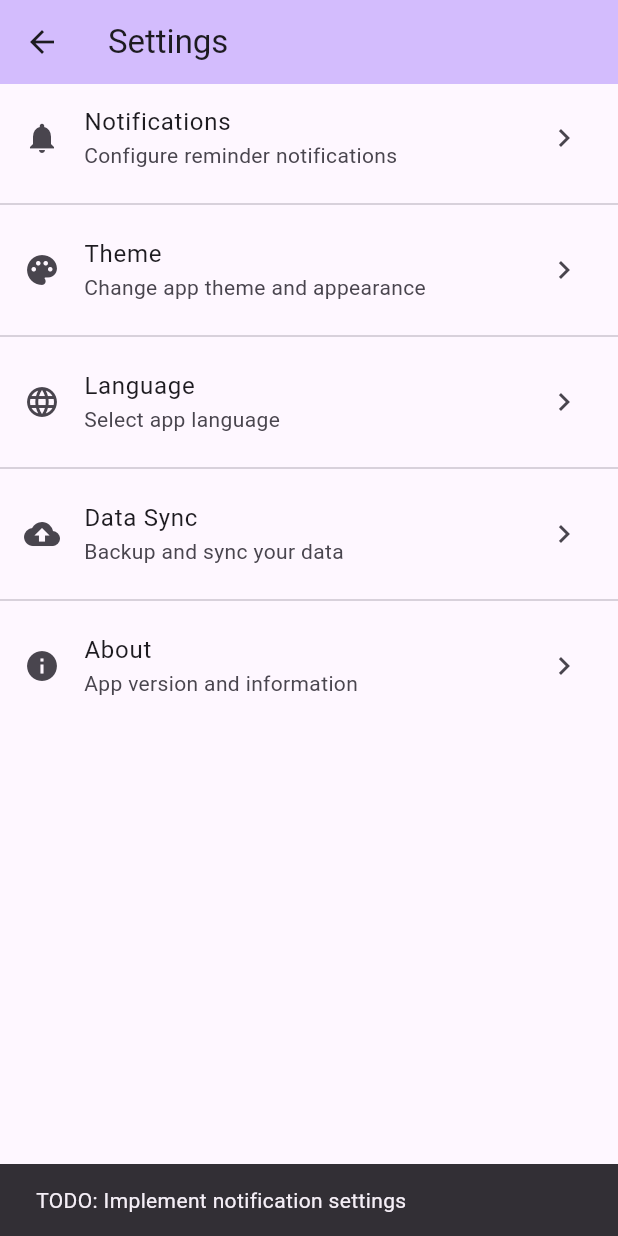
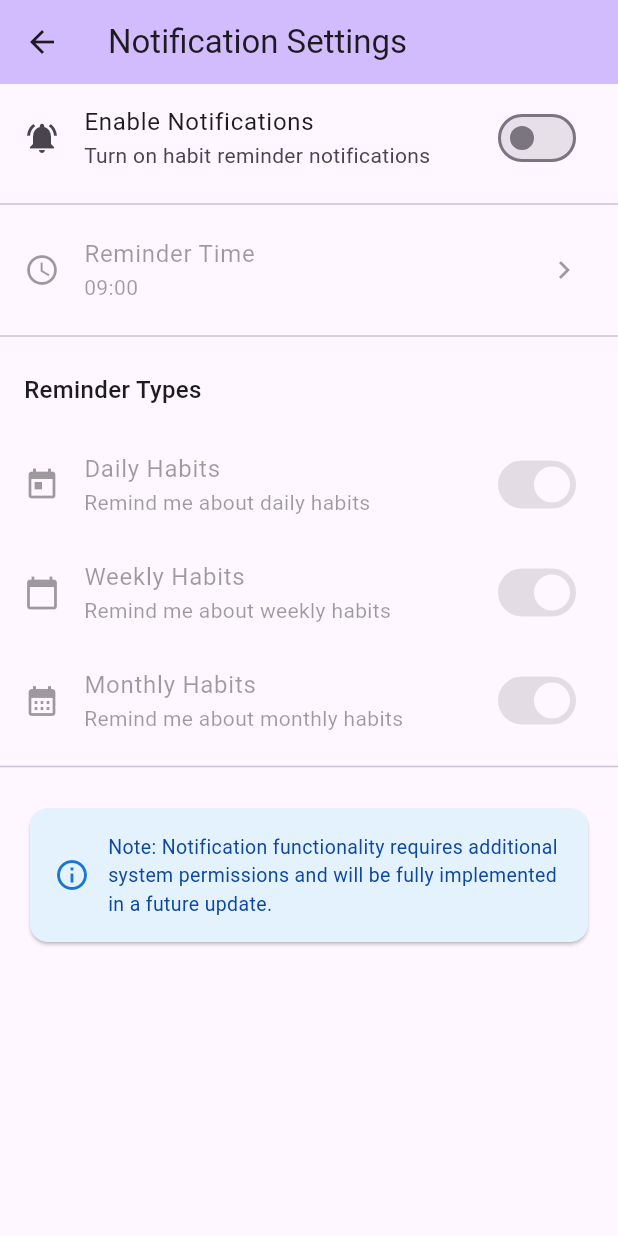
Before and after one commit to fahmed93/habits, a Flutter app: the SettingsScreen screen opened directly, after a tap on "Notifications", on a phone screen of 412 x 824 dp. Run offline on Flutter 3.47's test engine with Material 3 defaults, Android fonts, the phone set to English and light mode, and no system bars; our stand-ins replace firebase_auth, firebase_core, google_sign_in, shared_preferences, sign_in_with_apple; accounts and stored records are empty.

Commit message:
Implement notification settings page with model, service, and UI
Co-authored-by: fahmed93 <4407704+fahmed93@users.noreply.github.com>

```diff
--- /dev/null
+++ b/lib/models/notification_settings.dart
@@ -0,0 +1,54 @@
+class NotificationSettings {
+  final bool enabled;
+  final String reminderTime; // Format: "HH:mm"
+  final bool dailyReminder;
+  final bool weeklyReminder;
+  final bool monthlyReminder;
+
+  const NotificationSettings({
+    this.enabled = false,
+    this.reminderTime = '09:00',
+    this.dailyReminder = true,
+    this.weeklyReminder = true,
+    this.monthlyReminder = true,
+  });
+
+  // Convert to JSON for storage
+  Map<String, dynamic> toJson() {
+    return {
+      'enabled': enabled,
+      'reminderTime': reminderTime,
+      'dailyReminder': dailyReminder,
+      'weeklyReminder': weeklyReminder,
+      'monthlyReminder': monthlyReminder,
+    };
+  }
+
+  // Create from JSON
+  factory NotificationSettings.fromJson(Map<String, dynamic> json) {
+    return NotificationSettings(
+      enabled: json['enabled'] ?? false,
+      reminderTime: json['reminderTime'] ?? '09:00',
+      dailyReminder: json['dailyReminder'] ?? true,
+      weeklyReminder: json['weeklyReminder'] ?? true,
+      monthlyReminder: json['monthlyReminder'] ?? true,
+    );
+  }
+
+  // Create a copy with updated fields
+  NotificationSettings copyWith({
+    bool? enabled,
+    String? reminderTime,
+    bool? dailyReminder,
+    bool? weeklyReminder,
+    bool? monthlyReminder,
+  }) {
+    return NotificationSettings(
+      enabled: enabled ?? this.enabled,
+      reminderTime: reminderTime ?? this.reminderTime,
+      dailyReminder: dailyReminder ?? this.dailyReminder,
+      weeklyReminder: weeklyReminder ?? this.weeklyReminder,
+      monthlyReminder: monthlyReminder ?? this.monthlyReminder,
+    );
+  }
+}
--- a/lib/screens/main_navigation_screen.dart
+++ b/lib/screens/main_navigation_screen.dart
@@ -128,7 +128,8 @@ class _MainNavigationScreenState extends State<MainNavigationScreen> {
   void _navigateToSettings() {
     Navigator.push(
       context,
-      MaterialPageRoute(builder: (context) => const SettingsScreen()),
+      MaterialPageRoute(
+          builder: (context) => SettingsScreen(userId: widget.userId)),
     );
   }
 
--- /dev/null
+++ b/lib/screens/notification_settings_screen.dart
@@ -0,0 +1,177 @@
+import 'package:flutter/material.dart';
+import '../models/notification_settings.dart';
+import '../services/notification_settings_service.dart';
+
+class NotificationSettingsScreen extends StatefulWidget {
+  final String? userId;
+
+  const NotificationSettingsScreen({super.key, this.userId});
+
+  @override
+  State<NotificationSettingsScreen> createState() =>
+      _NotificationSettingsScreenState();
+}
+
+class _NotificationSettingsScreenState
+    extends State<NotificationSettingsScreen> {
+  late final NotificationSettingsService _service;
+  NotificationSettings _settings = const NotificationSettings();
+  bool _isLoading = true;
+
+  @override
+  void initState() {
+    super.initState();
+    _service = NotificationSettingsService(userId: widget.userId);
+    _loadSettings();
+  }
+
+  Future<void> _loadSettings() async {
+    final settings = await _service.loadSettings();
+    setState(() {
+      _settings = settings;
+      _isLoading = false;
+    });
+  }
+
+  Future<void> _saveSettings(NotificationSettings newSettings) async {
+    await _service.saveSettings(newSettings);
+    setState(() {
+      _settings = newSettings;
+    });
+  }
+
+  Future<void> _selectTime() async {
+    final timeParts = _settings.reminderTime.split(':');
+    final initialTime = TimeOfDay(
+      hour: int.parse(timeParts[0]),
+      minute: int.parse(timeParts[1]),
+    );
+
+    final TimeOfDay? picked = await showTimePicker(
+      context: context,
+      initialTime: initialTime,
+    );
+
+    if (picked != null) {
+      final timeString =
+          '${picked.hour.toString().padLeft(2, '0')}:${picked.minute.toString().padLeft(2, '0')}';
+      await _saveSettings(_settings.copyWith(reminderTime: timeString));
+    }
+  }
+
+  @override
+  Widget build(BuildContext context) {
+    if (_isLoading) {
+      return Scaffold(
+        appBar: AppBar(
+          backgroundColor: Theme.of(context).colorScheme.inversePrimary,
+          title: const Text('Notification Settings'),
+        ),
+        body: const Center(
+          child: CircularProgressIndicator(),
+        ),
+      );
+    }
+
+    return Scaffold(
+      appBar: AppBar(
+        backgroundColor: Theme.of(context).colorScheme.inversePrimary,
+        title: const Text('Notification Settings'),
+      ),
+      body: ListView(
+        children: [
+          SwitchListTile(
+            secondary: const Icon(Icons.notifications_active),
+            title: const Text('Enable Notifications'),
+            subtitle: const Text('Turn on habit reminder notifications'),
+            value: _settings.enabled,
+            onChanged: (value) {
+              _saveSettings(_settings.copyWith(enabled: value));
+            },
+          ),
+          const Divider(),
+          ListTile(
+            leading: const Icon(Icons.access_time),
+            title: const Text('Reminder Time'),
+            subtitle: Text(_settings.reminderTime),
+            trailing: const Icon(Icons.chevron_right),
+            enabled: _settings.enabled,
+            onTap: _settings.enabled ? _selectTime : null,
+          ),
+          const Divider(),
+          const Padding(
+            padding: EdgeInsets.all(16.0),
+            child: Text(
+              'Reminder Types',
+              style: TextStyle(
+                fontSize: 16,
+                fontWeight: FontWeight.w500,
+              ),
+            ),
+          ),
+          SwitchListTile(
+            secondary: const Icon(Icons.today),
+            title: const Text('Daily Habits'),
+            subtitle: const Text('Remind me about daily habits'),
+            value: _settings.dailyReminder,
+            onChanged: _settings.enabled
+                ? (value) {
+                    _saveSettings(_settings.copyWith(dailyReminder: value));
+                  }
+                : null,
+          ),
+          SwitchListTile(
+            secondary: const Icon(Icons.calendar_today),
+            title: const Text('Weekly Habits'),
+            subtitle: const Text('Remind me about weekly habits'),
+            value: _settings.weeklyReminder,
+            onChanged: _settings.enabled
+                ? (value) {
+                    _saveSettings(_settings.copyWith(weeklyReminder: value));
+                  }
+                : null,
+          ),
+          SwitchListTile(
+            secondary: const Icon(Icons.calendar_month),
+            title: const Text('Monthly Habits'),
+            subtitle: const Text('Remind me about monthly habits'),
+            value: _settings.monthlyReminder,
+            onChanged: _settings.enabled
+                ? (value) {
+                    _saveSettings(_settings.copyWith(monthlyReminder: value));
+                  }
+                : null,
+          ),
+          const Divider(),
+          Padding(
+            padding: const EdgeInsets.all(16.0),
+            child: Card(
+              color: Colors.blue.shade50,
+              child: Padding(
+                padding: const EdgeInsets.all(16.0),
+                child: Row(
+                  children: [
+                    Icon(
+                      Icons.info_outline,
+                      color: Colors.blue.shade700,
+                    ),
+                    const SizedBox(width: 12),
+                    Expanded(
+                      child: Text(
+                        'Note: Notification functionality requires additional system permissions and will be fully implemented in a future update.',
+                        style: TextStyle(
+                          color: Colors.blue.shade900,
+                          fontSize: 13,
+                        ),
+                      ),
+                    ),
+                  ],
+                ),
+              ),
+            ),
+          ),
+        ],
+      ),
+    );
+  }
+}
--- a/lib/screens/settings_screen.dart
+++ b/lib/screens/settings_screen.dart
@@ -1,7 +1,10 @@
 import 'package:flutter/material.dart';
+import 'notification_settings_screen.dart';
 
 class SettingsScreen extends StatelessWidget {
-  const SettingsScreen({super.key});
+  final String? userId;
+
+  const SettingsScreen({super.key, this.userId});
 
   @override
   Widget build(BuildContext context) {
@@ -18,10 +21,11 @@ class SettingsScreen extends StatelessWidget {
             subtitle: const Text('Configure reminder notifications'),
             trailing: const Icon(Icons.chevron_right),
             onTap: () {
-              // TODO: Implement notification settings
-              ScaffoldMessenger.of(context).showSnackBar(
-                const SnackBar(
-                  content: Text('TODO: Implement notification settings'),
+              Navigator.push(
+                context,
+                MaterialPageRoute(
+                  builder: (context) =>
+                      NotificationSettingsScreen(userId: userId),
                 ),
               );
             },
--- /dev/null
+++ b/lib/services/notification_settings_service.dart
@@ -0,0 +1,37 @@
+import 'dart:convert';
+import 'package:shared_preferences/shared_preferences.dart';
+import '../models/notification_settings.dart';
+
+class NotificationSettingsService {
+  static const String _settingsKey = 'notification_settings';
+  final String? userId;
+
+  NotificationSettingsService({this.userId});
+
+  String get _storageKey =>
+      userId != null ? 'notification_settings_$userId' : _settingsKey;
+
+  // Save notification settings to local storage
+  Future<void> saveSettings(NotificationSettings settings) async {
+    final prefs = await SharedPreferences.getInstance();
+    await prefs.setString(_storageKey, jsonEncode(settings.toJson()));
+  }
+
+  // Load notification settings from local storage
+  Future<NotificationSettings> loadSettings() async {
+    try {
+      final prefs = await SharedPreferences.getInstance();
+      final settingsString = prefs.getString(_storageKey);
+
+      if (settingsString == null) {
+        return const NotificationSettings();
+      }
+
+      final settingsJson = jsonDecode(settingsString);
+      return NotificationSettings.fromJson(settingsJson);
+    } catch (e) {
+      // Return default settings if data is corrupted
+      return const NotificationSettings();
+    }
+  }
+}
```
Also changed, not shown: 1 other file.
